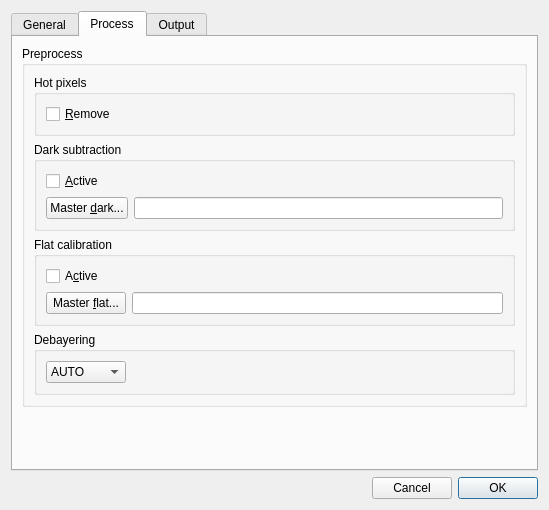
Old version of the form src/als/ui/prefs_ui.ui in the repository deufrai/als.
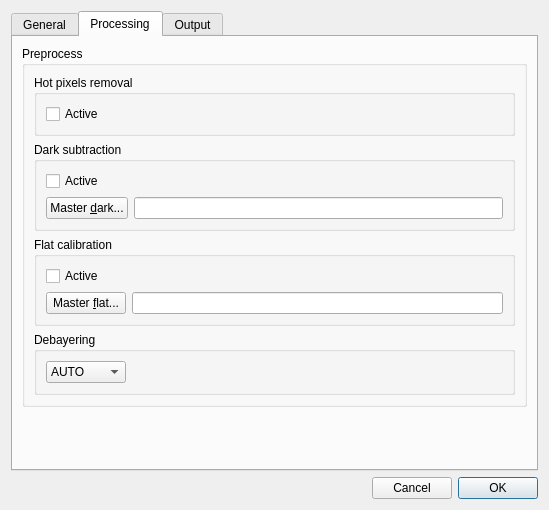
New version of the form. The open tabs and pages were chosen to show the change.

```diff
--- a/src/als/ui/prefs_ui.ui
+++ b/src/als/ui/prefs_ui.ui
@@ -28,6 +28,9 @@
        <height>0</height>
       </size>
      </property>
+     <property name="tabShape">
+      <enum>QTabWidget::Rounded</enum>
+     </property>
      <property name="currentIndex">
       <number>0</number>
      </property>
@@ -348,7 +351,7 @@
      </widget>
      <widget class="QWidget" name="processTab">
       <attribute name="title">
-       <string>Process</string>
+       <string>Processing</string>
       </attribute>
       <layout class="QVBoxLayout" name="verticalLayout_17">
        <item>
@@ -360,13 +363,13 @@
           <item>
            <widget class="QGroupBox" name="groupBox_9">
             <property name="title">
-             <string>Hot pixels</string>
+             <string>Hot pixels removal</string>
             </property>
             <layout class="QVBoxLayout" name="verticalLayout_3">
              <item>
               <widget class="QCheckBox" name="chk_use_hpr">
                <property name="text">
-                <string>&amp;Remove</string>
+                <string>Active</string>
                </property>
               </widget>
              </item>
@@ -387,7 +390,7 @@
                 </font>
                </property>
                <property name="text">
-                <string>&amp;Active</string>
+                <string>Active</string>
                </property>
               </widget>
              </item>
@@ -433,7 +436,7 @@
              <item>
               <widget class="QCheckBox" name="chk_use_flat">
                <property name="text">
-                <string>A&amp;ctive</string>
+                <string>Active</string>
                </property>
               </widget>
              </item>
```
Left out of the diff: 5 changed lines with no effect on the pictures.
